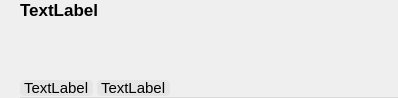
This is views/notelistcellwidget.ui in Gitnoter/Gitnoter as Qt 5 draws it before an edit. The edited form follows.
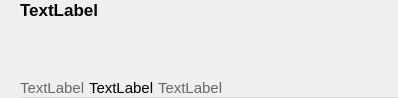
This is the edited form. Custom widgets are drawn as their Qt base class.

Commit message: review ui, wait review editor

```diff
--- a/views/notelistcellwidget.ui
+++ b/views/notelistcellwidget.ui
@@ -37,20 +37,19 @@
   background-color: transparent;
 }
 
+QWidget#widget_content{
+  border-bottom: 0.5px solid rgb(217, 217, 217);
+}
+
 #frame_body{
   border: none;
   font-size: 12px;
   color: #686868;
 }
 
-QWidget#widget_content{
-	border-bottom: 0.5px solid rgb(217, 217, 217);
-}
-
-QWidget#widget_tagList,
-QWidget#widget_categoryList{
-  border-radius: 4px;
-  background-color: rgb(229, 229, 229)
+QLabel#label_tagList,
+QLabel#label_datetime{
+  color: #686868;
 }
 
 </string>
@@ -88,10 +87,26 @@
     </widget>
    </item>
    <item>
-    <layout class="QVBoxLayout" name="verticalLayout">
+    <widget class="QWidget" name="widget_content" native="true">
+     <property name="styleSheet">
+      <string notr="true"/>
+     </property>
+     <layout class="QVBoxLayout" name="verticalLayout_3">
      <property name="spacing">
       <number>0</number>
      </property>
+      <property name="leftMargin">
+       <number>0</number>
+      </property>
+      <property name="topMargin">
+       <number>0</number>
+      </property>
+      <property name="rightMargin">
+       <number>0</number>
+      </property>
+      <property name="bottomMargin">
+       <number>0</number>
+      </property>
      <item>
       <widget class="QLabel" name="label_title">
        <property name="minimumSize">
@@ -132,7 +147,7 @@
       </widget>
      </item>
      <item>
-      <widget class="QWidget" name="widget_content" native="true">
+       <widget class="QWidget" name="widget_attribute" native="true">
        <property name="minimumSize">
         <size>
          <width>0</width>
@@ -162,23 +177,34 @@
          <number>2</number>
         </property>
         <item>
-         <widget class="QWidget" name="widget_categoryList" native="true">
-          <layout class="QHBoxLayout" name="horizontalLayout">
-           <property name="spacing">
-            <number>0</number>
+          <widget class="QLabel" name="label_datetime">
+           <property name="minimumSize">
+            <size>
+             <width>0</width>
+             <height>0</height>
+            </size>
            </property>
-           <property name="leftMargin">
-            <number>4</number>
+           <property name="maximumSize">
+            <size>
+             <width>16777215</width>
+             <height>16777215</height>
+            </size>
            </property>
-           <property name="topMargin">
-            <number>0</number>
+           <property name="font">
+            <font>
+             <pointsize>11</pointsize>
+             <weight>50</weight>
+             <bold>false</bold>
+            </font>
            </property>
-           <property name="rightMargin">
-            <number>4</number>
+           <property name="text">
+            <string>TextLabel</string>
            </property>
-           <property name="bottomMargin">
-            <number>0</number>
+           <property name="alignment">
+            <set>Qt::AlignLeading|Qt::AlignLeft|Qt::AlignVCenter</set>
            </property>
+          </widget>
+         </item>
            <item>
             <widget class="QLabel" name="label_categoryList">
              <property name="font">
@@ -191,27 +217,6 @@
              </property>
             </widget>
            </item>
-          </layout>
-         </widget>
-        </item>
-        <item>
-         <widget class="QWidget" name="widget_tagList" native="true">
-          <layout class="QHBoxLayout" name="horizontalLayout">
-           <property name="spacing">
-            <number>0</number>
-           </property>
-           <property name="leftMargin">
-            <number>4</number>
-           </property>
-           <property name="topMargin">
-            <number>0</number>
-           </property>
-           <property name="rightMargin">
-            <number>4</number>
-           </property>
-           <property name="bottomMargin">
-            <number>0</number>
-           </property>
            <item>
             <widget class="QLabel" name="label_tagList">
              <property name="font">
@@ -224,9 +229,6 @@
              </property>
             </widget>
            </item>
-          </layout>
-         </widget>
-        </item>
         <item>
          <spacer name="horizontalSpacer">
           <property name="orientation">
@@ -234,8 +236,8 @@
           </property>
           <property name="sizeHint" stdset="0">
            <size>
-            <width>355</width>
-            <height>17</height>
+             <width>40</width>
+             <height>20</height>
            </size>
           </property>
          </spacer>
@@ -244,6 +246,7 @@
       </widget>
      </item>
     </layout>
+    </widget>
    </item>
   </layout>
  </widget>
```
Lines whose indentation alone changed are shown as unchanged. The commit also changes 3 other files.
